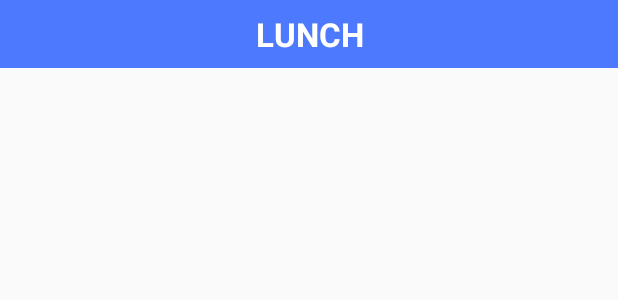
After one commit to leleSahil/EatsDroid, an Android app: the layout meal_header_row.xml on its own in the app's theme, with its tools: preview values and no code run, on a phone screen of 412 x 824 dp. The commit adds this screen. Shown: the top 300 px of the screen. Run offline under Robolectric (Android 15) with nearby library versions, the phone set to English and light mode, and no system bars.

Commit message:
refactored views to be one big listview, now having problems with cells showing out of order

```diff
--- /dev/null
+++ b/MyApplication/app/src/main/res/layout/meal_header_row.xml
@@ -0,0 +1,22 @@
+<?xml version="1.0" encoding="utf-8"?>
+<LinearLayout xmlns:android="http://schemas.android.com/apk/res/android"
+    android:layout_width="fill_parent"
+    android:layout_height="wrap_content"
+    android:background="#2F2F2F"
+    android:gravity="center_vertical" >
+
+    <TextView
+        android:id="@+id/mealSeparator"
+        android:layout_width="fill_parent"
+        android:layout_height="wrap_content"
+        android:gravity="center"
+        android:padding="8dp"
+        android:text="Lunch"
+        android:textAllCaps="true"
+        android:textAppearance="?android:attr/textAppearanceLarge"
+        android:textColor="#FFF"
+        android:textStyle="bold"
+        android:visibility="visible"
+        android:background="#4d79ff"/>
+
+</LinearLayout>
```
Also changed, not shown: MyApplication/app/src/main/java/com/example/sahil/myapplication/ListItemParent.java (added, +41 -0 lines), MyApplication/app/src/main/java/com/example/sahil/myapplication/MyListAdapter.java (added, +91 -0 lines), MyApplication/app/src/main/java/com/example/sahil/myapplication/RestaurantFragment.java (+29 -38 lines), MyApplication/app/src/main/res/layout/food_item_row.xml (+7 -9 lines), MyApplication/app/src/main/res/layout/restaurant_fragment.xml (+22 -21 lines), MyApplication/app/src/main/res/layout/section_item_row.xml (added, +21 -0 lines).
